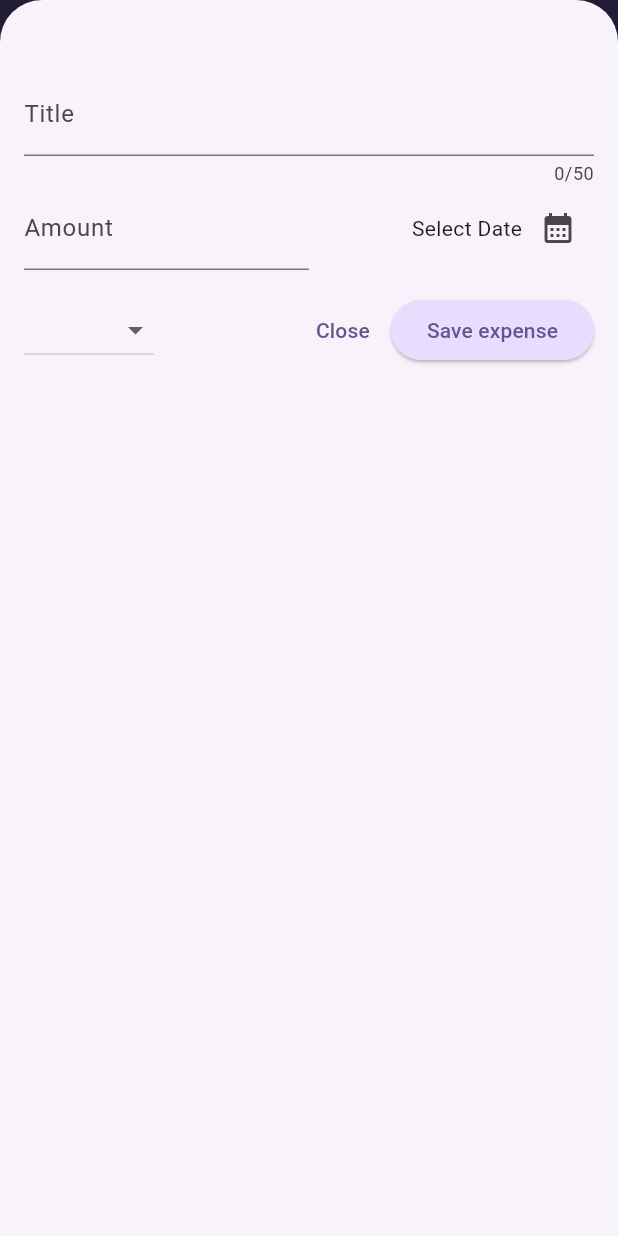
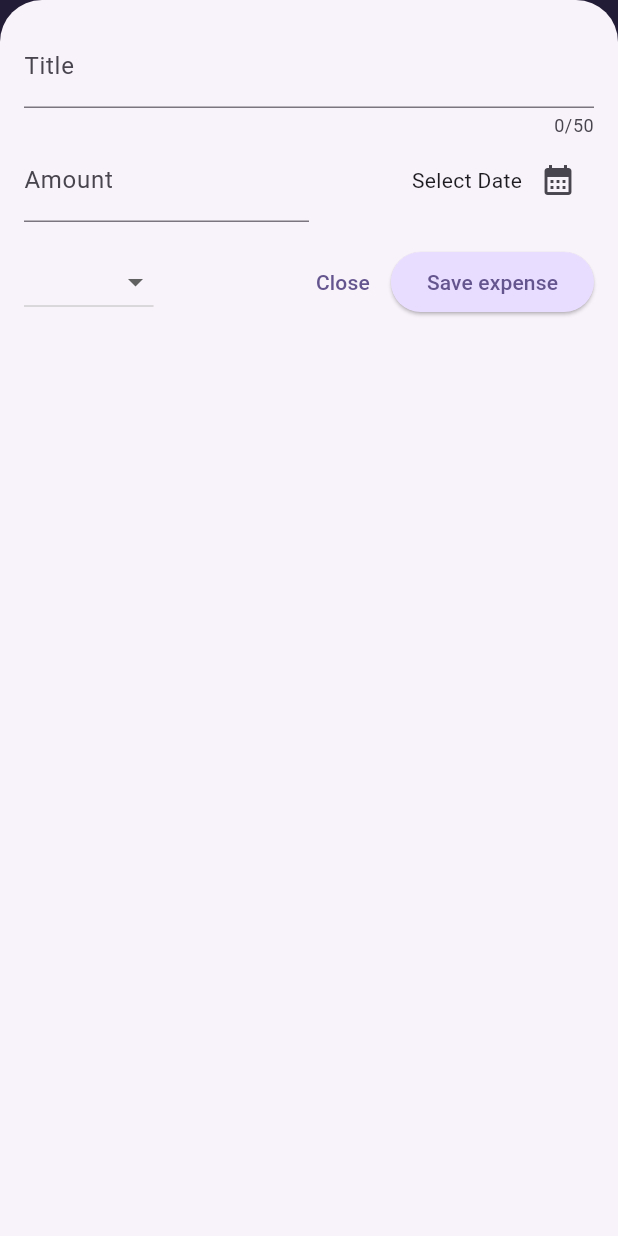
Before and after one commit to paarce/lab-flutter-course-2024, a Flutter app: the screen it shows after launch, after a tap on the "add" icon, on a phone screen of 412 x 824 dp. Run offline on Flutter 3.47's test engine with Material 3 defaults, Android fonts, the phone set to English and light mode, and no system bars; our stand-ins replace google_fonts.

Commit message:
Expenses app v2

```diff
--- a/expenses_tracker/lib/widgets/expenses.dart
+++ b/expenses_tracker/lib/widgets/expenses.dart
@@ -24,6 +24,7 @@ class _ExpensesState extends State<Expenses> {
   void _showAddExpenseModal() {
     showModalBottomSheet(
       isScrollControlled: true,
+      useSafeArea: true,
       context: context,
       builder: (modalContext) => NewExpense(onAddExpense: _addExpense,)
     );
@@ -43,6 +44,27 @@ class _ExpensesState extends State<Expenses> {
 
   @override
   Widget build(BuildContext context) {
+    final width = MediaQuery.of(context).size.width;
+    Widget mainContent = const Center(
+      child: Text('No expenses found. Start adding some!'),
+    );
+
+    if (_list.isNotEmpty) {
+      mainContent = ExpensesList(data: _list, onRemoveExpense: _removeExpense,);
+    }
+
+    final container = width < 600 ? Column(
+        children: [
+          Chart(expenses: _list),
+          Expanded(child: mainContent),
+        ],
+      ) : Row(
+        children: [
+          Expanded(child: Chart(expenses: _list)),
+          Expanded(child: mainContent),
+        ],
+      );
+
     return Scaffold(
       appBar: AppBar(
         title: const Text('Expense Tracker'),
@@ -53,12 +75,7 @@ class _ExpensesState extends State<Expenses> {
           )
         ],
       ),
-      body: Column(
-        children: [
-          Chart(expenses: _list),
-          Expanded(child: ExpensesList(data: _list, onRemoveExpense: _removeExpense,)),
-        ],
-      ),
+      body: container,
     );
   }
 }
--- a/expenses_tracker/lib/widgets/new_expense.dart
+++ b/expenses_tracker/lib/widgets/new_expense.dart
@@ -1,10 +1,13 @@
+import 'dart:io';
+
 import 'package:expenses_tracker/models/expense.dart';
+import 'package:flutter/cupertino.dart';
 import 'package:flutter/material.dart';
 
 class NewExpense extends StatefulWidget {
   const NewExpense({super.key, required this.onAddExpense});
 
-  final void Function( Expense expense) onAddExpense;
+  final void Function(Expense expense) onAddExpense;
 
   @override
   State<NewExpense> createState() {
@@ -32,112 +35,166 @@ class _NewExpenseState extends State<NewExpense> {
         isAmountInvalid ||
         _selectedDate == null ||
         _selectedCategory == null) {
+          _showDialog();
+    }
+    widget.onAddExpense(Expense(
+      title: _titleController.text,
+      amount: amountDouble!,
+      date: _selectedDate!,
+      category: _selectedCategory!,
+    ));
 
-      showDialog(context: context, builder: (ctx) => AlertDialog(
+    Navigator.pop(context);
+  }
+
+  void _showDialog() {
+    if (Platform.isIOS) {
+      showCupertinoDialog(
+          context: context,
+          builder: (ctx) => CupertinoAlertDialog(
                 title: const Text('Invalid form'),
                 content: const Text('Please make sure that ....'),
                 actions: [
-          TextButton(onPressed: () {
+                  TextButton(
+                      onPressed: () {
+                        Navigator.pop(ctx);
+                      },
+                      child: const Text('OK'))
+                ],
+              ));
+    } else {
+      showDialog(
+          context: context,
+          builder: (ctx) => AlertDialog(
+                title: const Text('Invalid form'),
+                content: const Text('Please make sure that ....'),
+                actions: [
+                  TextButton(
+                      onPressed: () {
                         Navigator.pop(ctx);
                       },
                       child: const Text('OK'))
                 ],
               ));
     }
-    widget.onAddExpense(
-      Expense(
-        title: _titleController.text,
-        amount: amountDouble!,
-        date: _selectedDate!,
-        category: _selectedCategory!,
-      )
-    );
-
-    Navigator.pop(context);
   }
 
   void _presentDatePicker() async {
     final now = DateTime.now();
     final initialDate = DateTime(now.year - 1, now.month, now.day);
     final pickedDate = await showDatePicker(
-      context: context,
-      firstDate: initialDate,
-      lastDate: now
-    );
+        context: context, firstDate: initialDate, lastDate: now);
     setState(() {
       _selectedDate = pickedDate;
     });
   }
-
-  @override
-  Widget build(BuildContext context) {
-    return Padding(
-      padding: const EdgeInsets.fromLTRB(16, 48, 16, 16),
-      child: Column(
-        children: [
-          TextField(
+  // Subwidgets
+  Widget _getTitleField() {
+    return TextField(
       controller: _titleController,
       maxLength: 50,
       keyboardType: TextInputType.text, // default
       decoration: const InputDecoration(label: Text('Title')),
-          ),
-          Row(
-            children: [
-              Expanded(
-                child: TextField(
+    );
+  }
+
+  Widget _getAmountField() {
+    return TextField(
         controller: _amountController,
         keyboardType: TextInputType.number,
         decoration: const InputDecoration(
-                    prefixText: '\$ ',
-                    label: Text('Amount')
-                  ),
-                ),
-              ),
-              const SizedBox(height: 16,),
-              Expanded(
-                child: Row(
+            prefixText: '\$ ', label: Text('Amount')),
+    );
+  }
+
+  Widget _getDateField() {
+    return Row(
         mainAxisAlignment: MainAxisAlignment.end,
         children: [
-                    Text(_selectedDate == null ? 'Select Date' : formatter.format(_selectedDate!)),
+          Text(_selectedDate == null
+              ? 'Select Date'
+              : formatter.format(_selectedDate!)),
           IconButton(
               onPressed: _presentDatePicker,
-                      icon: const Icon(Icons.calendar_month)
+              icon: const Icon(Icons.calendar_month)),
+        ],
+    );
+  }
+
+  Widget _getCategoryField() {
+    return DropdownButton(
+      value: _selectedCategory,
+      items: Category.values
+          .map(
+            (category) => DropdownMenuItem(
+              value: category,
+              child: Text(category.name.toUpperCase()),
             ),
-                  ],
-                ),
-              ),
+          )
+          .toList(),
+      onChanged: (category) {
+        setState(() {
+          _selectedCategory = category;
+        });
+      });
+  }
+
+  List<Widget> _getActionButtonsSet() {
+    return [
+      const Spacer(),
+      TextButton(
+          onPressed: () {
+            Navigator.pop(context);
+          },
+          child: const Text('Close')),
+      ElevatedButton(
+          onPressed: _sumitForm, child: const Text('Save expense')),
+    ];
+  }
+
+  @override
+  Widget build(BuildContext context) {
+    final keyboardSpace = MediaQuery.of(context).viewInsets.bottom;
+
+    return LayoutBuilder(builder: (ctx, constraints) {
+      final witdh = constraints.maxWidth;
+      return SizedBox(
+          height: double.infinity,
+          child: SingleChildScrollView(
+            child: Padding(
+              padding: EdgeInsets.fromLTRB(16, 16, 16, keyboardSpace + 16),
+              child: Column(
+                children: [
+                  if (witdh >= 600)
+                    Row(
+                      crossAxisAlignment: CrossAxisAlignment.start,
+                      children: [Expanded(child: _getTitleField()), const SizedBox(width: 16,), Expanded(child: _getAmountField())],
+                    )
+                  else
+                    _getTitleField(),
+
+                  Row(
+                    children: [
+                      if (witdh >= 600)
+                        _getCategoryField()
+                      else
+                        Expanded(child: _getAmountField()),
+                      Expanded(child: _getDateField()),
                     ],
                   ),
                   const SizedBox(height: 16,),
                   Row(
                     children: [
-              DropdownButton(
-                value: _selectedCategory,
-                items: Category.values.map((category) => DropdownMenuItem(
-                  value: category,
-                  child: Text(category.name.toUpperCase()),),
-                ).toList(),
-                onChanged: (category) {
-                  setState(() {
-                    _selectedCategory = category;
-                  });
-                }
-              ),
-              const Spacer(),
-              TextButton(
-                onPressed: () {
-                  Navigator.pop(context);
-                },
-                child: const Text('Close')
-              ),
-              ElevatedButton(
-                onPressed: _sumitForm,
-                child: const Text('Save expense')
-              ),
+                      if (witdh < 600)
+                        _getCategoryField(),
+                      ..._getActionButtonsSet()
                     ],
                   ),
                 ],
               ),
+            ),
+          ),
         );
+    });
   }
 }
```
Also changed, not shown: expenses_tracker/lib/main.dart (+7 -0 lines). Lines whose indentation alone changed are shown as unchanged.
